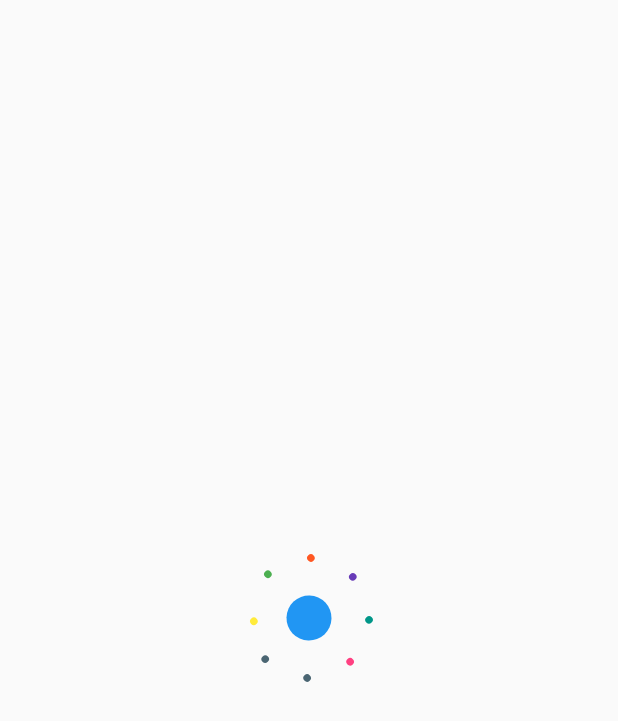
After one commit to AtumaKen/login_test, a Flutter app: the LoadingScreen screen opened directly, on a phone screen of 412 x 824 dp. The commit adds this screen. Shown: the top 721 px of the screen. Run offline on Flutter 3.47's test engine with Material 2 defaults, Android fonts, the phone set to English and light mode, and no system bars.

Commit message:
before starting screens - complete commit

```diff
--- a/lib/dashbord/app_theme.dart
+++ b/lib/dashbord/app_theme.dart
@@ -17,6 +17,7 @@ class AppTheme {
   static const Color dismissibleBackground = Color(0xFF364A54);
   static const Color chipBackground = Color(0xFFEEF1F3);
   static const Color spacer = Color(0xFFF2F2F2);
+  static const Color unSelected = Color.fromRGBO(136, 180, 180, 1);
   static const String fontName = 'WorkSans';
 
   static const TextTheme textTheme = TextTheme(
@@ -54,6 +55,7 @@ class AppTheme {
     color: darkerText,
   );
 
+
   static const TextStyle subtitle = TextStyle( // subtitle2 -> subtitle
     fontFamily: fontName,
     fontWeight: FontWeight.w400,
--- /dev/null
+++ b/lib/loading_screen/load_sscreen.dart
@@ -0,0 +1,156 @@
+import 'dart:math';
+
+import 'package:flutter/material.dart';
+import 'package:login_test/dashbord/app_theme.dart';
+
+class LoadingScreen extends StatefulWidget {
+  @override
+  _LoadingScreenState createState() => _LoadingScreenState();
+}
+
+class _LoadingScreenState extends State<LoadingScreen> with SingleTickerProviderStateMixin{
+  AnimationController controller;
+  Animation<double> animationRotation;
+  Animation<double> animationRadiusIn;
+  Animation<double> animationRadiusOut;
+
+  double initialRadius = 40.0;
+  double radius = 0.0;
+
+  @override
+  void initState() {
+    super.initState();
+
+    controller =
+        AnimationController(vsync: this, duration: Duration(seconds: 5));
+
+    animationRadiusIn = Tween<double>(begin: 1.0, end: 0.0).animate(
+      CurvedAnimation(
+        parent: controller,
+        curve: Interval(0.75, 1.0, curve: Curves.elasticIn),
+      ),
+    );
+
+    animationRotation = Tween<double>(begin: 0.0, end: 1).animate(
+      CurvedAnimation(
+        parent: controller,
+        curve: Interval(0.0, 1.0, curve: Curves.linear),
+      ),
+    );
+
+    animationRadiusOut = Tween<double>(begin: 0.0, end: 1.0).animate(
+      CurvedAnimation(
+        parent: controller,
+        curve: Interval(0.0, 0.25, curve: Curves.elasticOut),
+      ),
+    );
+
+    controller.addListener(() {
+      setState(() {
+        if(controller.value >= 0.75 && controller.value <= 1.0){
+          radius = animationRadiusIn.value * initialRadius;
+        } else  if(controller.value >= 0.0 && controller.value <= 0.25){
+          radius = animationRadiusOut.value * initialRadius;
+        }
+      });
+    });
+    controller.repeat();
+    // rotationAnimationController.repeat();
+  }
+
+  @override
+  Widget build(BuildContext context) {
+    return Scaffold(
+      body: Center(
+        child: Container(
+          width: 100,
+          height: 100,
+          child: Center(
+            child: RotationTransition(
+              turns: animationRotation,
+              child: Stack(
+                children: [
+                  Dot(radius: 30, color: Colors.blue),
+                  Transform.translate(
+                    offset: Offset(
+                      radius * cos(pi / 4),
+                      radius * sin(pi / 5),
+                    ),
+                    child: Dot(radius: 5, color: Colors.yellow),
+                  ),
+                  Transform.translate(
+                    offset: Offset(
+                      radius * cos(pi / 2),
+                      radius * sin(pi / 2),
+                    ),
+                    child: Dot(radius: 5, color: Colors.green),
+                  ),
+                  Transform.translate(
+                    offset: Offset(
+                      radius * cos(3 * pi / 4),
+                      radius * sin(3 * pi / 4),
+                    ),
+                    child: Dot(radius: 5, color: Colors.deepOrange),
+                  ),
+                  Transform.translate(
+                    offset: Offset(
+                      radius * cos(4 * pi / 4),
+                      radius * sin(4 * pi / 4),
+                    ),
+                    child: Dot(radius: 5, color: Colors.deepPurple),
+                  ),
+                  Transform.translate(
+                    offset: Offset(
+                      radius * cos(5 * pi / 4),
+                      radius * sin(5 * pi / 4),
+                    ),
+                    child: Dot(radius: 5, color: Colors.teal),
+                  ),
+                  Transform.translate(
+                    offset: Offset(
+                      radius * cos(6 * pi / 4),
+                      radius * sin(6 * pi / 4),
+                    ),
+                    child: Dot(radius: 5, color: Colors.pinkAccent),
+                  ),
+                  Transform.translate(
+                    offset: Offset(
+                      radius * cos(7 * pi / 4),
+                      radius * sin(7 * pi / 4),
+                    ),
+                    child: Dot(radius: 5, color: AppTheme.lightText),
+                  ),
+                  Transform.translate(
+                    offset: Offset(
+                      radius * cos(8 * pi / 4),
+                      radius * sin(8 * pi / 4),
+                    ),
+                    child: Dot(radius: 5, color: AppTheme.lightText),
+                  )
+                ],
+              ),
+            ),
+          ),
+        ),
+      ),
+    );
+  }
+}
+
+class Dot extends StatelessWidget {
+  final double radius;
+  final Color color;
+
+  const Dot({@required this.radius, @required this.color});
+
+  @override
+  Widget build(BuildContext context) {
+    return Center(
+      child: Container(
+        width: this.radius,
+        height: this.radius,
+        decoration: BoxDecoration(color: this.color, shape: BoxShape.circle),
+      ),
+    );
+  }
+}
--- a/lib/main.dart
+++ b/lib/main.dart
@@ -12,6 +12,7 @@ class MyApp extends StatelessWidget {
   Widget build(BuildContext context) {
     return MaterialApp(
       title: 'Flutter Demo',
+      debugShowCheckedModeBanner: false,
       theme: ThemeData(
         primarySwatch: Colors.blue,
         visualDensity: VisualDensity.adaptivePlatformDensity,
--- a/lib/terrr.dart
+++ b/lib/terrr.dart
@@ -1,3 +1,4 @@
+import 'package:flutter/cupertino.dart';
 import 'package:flutter/material.dart';
 import 'package:login_test/loggin.dart';
 import 'package:login_test/signnn.dart';
@@ -11,8 +12,8 @@ class LoginScreen3 extends StatefulWidget {
 
 class _LoginScreen3State extends State<LoginScreen3>
     with TickerProviderStateMixin {
-
-  PageController _controller = new PageController(initialPage: 1, viewportFraction: 1.0);
+  PageController _controller =
+      new PageController(initialPage: 1, viewportFraction: 1.0);
 
   @override
   Widget build(BuildContext context) {
--- a/pubspec.yaml
+++ b/pubspec.yaml
@@ -49,6 +49,8 @@ flutter:
     - assets/images/full-bloom.png
     - assets/images/mountains.jpeg
     - assets/images/mountains.jpg
+    - assets/images/userImage.png
+    - assets/images/supportIcon.png
   #   - images/a_dot_ham.jpeg
 
   # An image asset can refer to one or more resolution-specific "variants", see
```
Also changed, not shown: lib/dashbord/home_drawer.dart (+91 -74 lines), lib/dashbord/test_screen.dart (added, +12 -0 lines), lib/homme.dart (+7 -6 lines), lib/loggin.dart (+7 -6 lines), lib/signnn.dart (+10 -9 lines), assets/images/supportIcon.png (added), assets/images/userImage.png (added).
